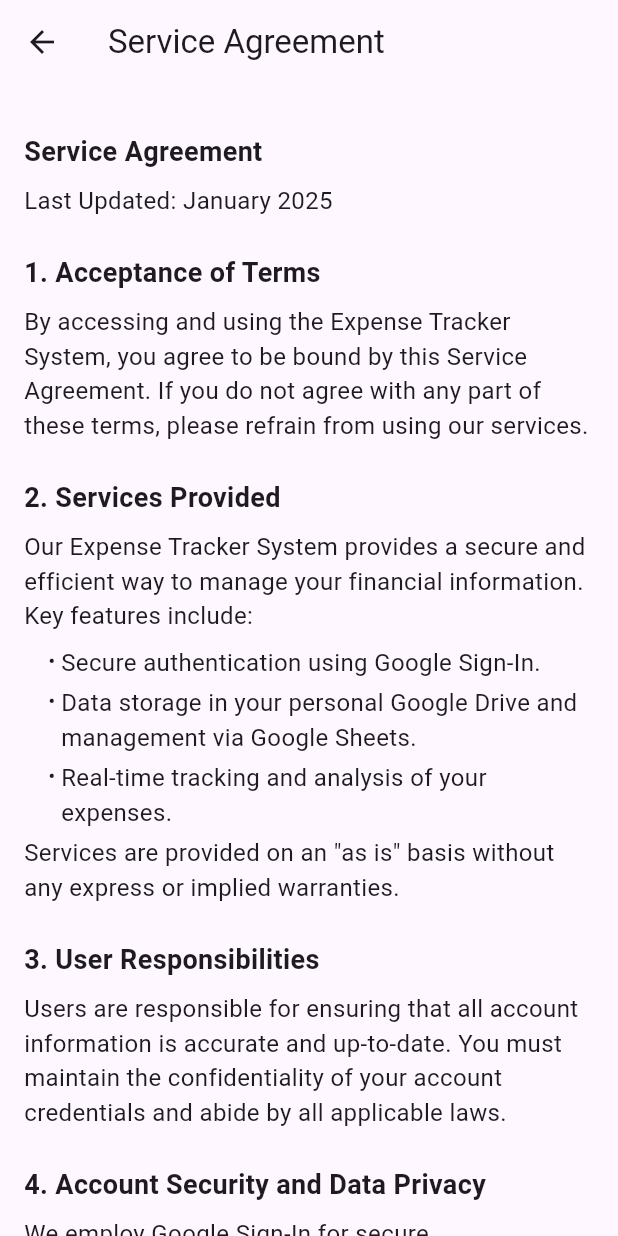
After one commit to jeff214103/expense-tracker, a Flutter app: the ServiceAgreementScreen screen opened by its route, on a phone screen of 412 x 824 dp. The commit adds this screen. Run offline on Flutter 3.47's test engine with Material 3 defaults, Android fonts, the phone set to English and light mode, and no system bars; our stand-ins replace file_picker, google_generative_ai, google_sign_in, pie_chart, shared_preferences; missing offline and left inert: currency_picker, extension_google_sign_in_as_googleapis_auth, googleapis; accounts and stored records are empty.

Commit message:
Fullfill google verification request on Feb

```diff
--- a/lib/main.dart
+++ b/lib/main.dart
@@ -1,5 +1,6 @@
 import 'package:expense_tracker_web/provider/setting_provider.dart';
 import 'package:expense_tracker_web/screen/privacy_policy.dart';
+import 'package:expense_tracker_web/screen/service_agreement.dart';
 import 'package:expense_tracker_web/screen/signin.dart';
 import 'package:flutter/material.dart';
 import 'package:provider/provider.dart';
@@ -29,6 +30,7 @@ class MyApp extends StatelessWidget {
       routes: {
         '/': (context) => const GoogleSignInPage(),
         '/privacy-policy': (context) => const PrivacyPolicyScreen(),
+        '/service-agreement': (context) => const ServiceAgreementScreen(),
       },
     );
   }
--- /dev/null
+++ b/lib/screen/service_agreement.dart
@@ -0,0 +1,126 @@
+import 'package:flutter/material.dart';
+
+class ServiceAgreementScreen extends StatelessWidget {
+  const ServiceAgreementScreen({super.key});
+
+  @override
+  Widget build(BuildContext context) {
+    return Scaffold(
+      appBar: AppBar(
+        title: const Text('Service Agreement'),
+        leading: IconButton(
+          icon: const Icon(Icons.arrow_back),
+          onPressed: () => Navigator.of(context).pop(),
+        ),
+      ),
+      body: SingleChildScrollView(
+        padding: const EdgeInsets.all(16.0),
+        child: Column(
+          crossAxisAlignment: CrossAxisAlignment.start,
+          children: [
+            _buildSectionTitle('Service Agreement'),
+            _buildParagraph('Last Updated: January 2025'),
+
+            _buildSectionTitle('1. Acceptance of Terms'),
+            _buildParagraph(
+              'By accessing and using the Expense Tracker System, you agree to be bound by this Service Agreement. '
+              'If you do not agree with any part of these terms, please refrain from using our services.',
+            ),
+
+            _buildSectionTitle('2. Services Provided'),
+            _buildParagraph(
+              'Our Expense Tracker System provides a secure and efficient way to manage your financial information. '
+              'Key features include:',
+            ),
+            _buildBulletPoint('Secure authentication using Google Sign-In.'),
+            _buildBulletPoint('Data storage in your personal Google Drive and management via Google Sheets.'),
+            _buildBulletPoint('Real-time tracking and analysis of your expenses.'),
+            _buildParagraph(
+              'Services are provided on an "as is" basis without any express or implied warranties.',
+            ),
+
+            _buildSectionTitle('3. User Responsibilities'),
+            _buildParagraph(
+              'Users are responsible for ensuring that all account information is accurate and up-to-date. '
+              'You must maintain the confidentiality of your account credentials and abide by all applicable laws.',
+            ),
+
+            _buildSectionTitle('4. Account Security and Data Privacy'),
+            _buildParagraph(
+              'We employ Google Sign-In for secure authentication. Your financial data remains under your control '
+              'and is securely stored within your Google services. It is your responsibility to keep your login details confidential.',
+            ),
+
+            _buildSectionTitle('5. Intellectual Property Rights'),
+            _buildParagraph(
+              'All content, features, and functionalities related to the Expense Tracker System— '
+              'including software, design, text, and graphics—are the intellectual property of the developers. '
+              'Unauthorized use, reproduction, or distribution is strictly prohibited.',
+            ),
+
+            _buildSectionTitle('6. Limitation of Liability'),
+            _buildParagraph(
+              'To the fullest extent permitted by law, neither the developers nor any affiliated parties shall be liable '
+              'for any indirect, incidental, or consequential damages arising from the use of the Expense Tracker System. '
+              'Your use of the service is at your own risk.',
+            ),
+
+            _buildSectionTitle('7. Changes to the Agreement'),
+            _buildParagraph(
+              'We reserve the right to modify or update this Service Agreement at any time. '
+              'It is your responsibility to review these terms periodically. Continued use of the service constitutes '
+              'acceptance of any changes made to the agreement.',
+            ),
+
+            _buildSectionTitle('8. Contact and Support'),
+            _buildParagraph(
+              'For any questions or concerns regarding this Service Agreement, please contact our support team or reach out '
+              'via our GitHub repository.',
+            ),
+          ],
+        ),
+      ),
+    );
+  }
+
+  Widget _buildSectionTitle(String title) {
+    return Padding(
+      padding: const EdgeInsets.only(top: 16.0, bottom: 8.0),
+      child: Text(
+        title,
+        style: const TextStyle(
+          fontSize: 18,
+          fontWeight: FontWeight.bold,
+        ),
+      ),
+    );
+  }
+
+  Widget _buildParagraph(String text) {
+    return Padding(
+      padding: const EdgeInsets.only(bottom: 8.0),
+      child: Text(
+        text,
+        style: const TextStyle(fontSize: 16),
+      ),
+    );
+  }
+
+  Widget _buildBulletPoint(String text) {
+    return Padding(
+      padding: const EdgeInsets.only(left: 16.0, bottom: 4.0),
+      child: Row(
+        crossAxisAlignment: CrossAxisAlignment.start,
+        children: [
+          const Text('• '),
+          Expanded(
+            child: Text(
+              text,
+              style: const TextStyle(fontSize: 16),
+            ),
+          ),
+        ],
+      ),
+    );
+  }
+}
--- a/lib/screen/welcome.dart
+++ b/lib/screen/welcome.dart
@@ -34,6 +34,10 @@ Note: You are responsible for your device and Google account security. The app d
         "name": "privacy policy",
         "url": Uri.parse('/privacy-policy').toString(),
       },
+      {
+        "name": "terms of service",
+        "url":  Uri.parse('/service-agreement').toString(),
+      }
     ]
   },
   {
--- a/pubspec.yaml
+++ b/pubspec.yaml
@@ -16,7 +16,7 @@ publish_to: 'none' # Remove this line if you wish to publish to pub.dev
 # https://developer.apple.com/library/archive/documentation/General/Reference/InfoPlistKeyReference/Articles/CoreFoundationKeys.html
 # In Windows, build-name is used as the major, minor, and patch parts
 # of the product and file versions while build-number is used as the build suffix.
-version: 1.0.5+1
+version: 1.0.6+1
 
 environment:
   sdk: '>=3.4.1 <4.0.0'
```
Also changed, not shown: lib/screen/signin.dart (+61 -5 lines).
